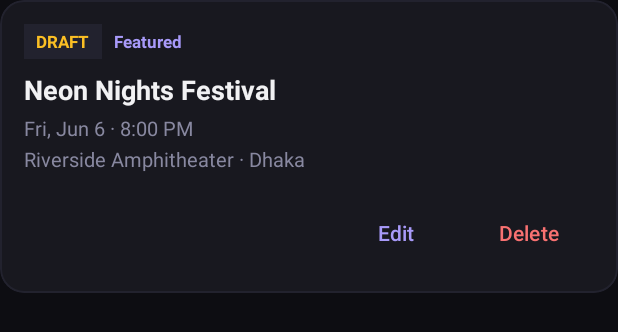
After one commit to Bayzeedsakib/eventbookingplatform, an Android app: the layout item_admin_event.xml on its own in the app's theme, with its tools: preview values and no code run, on a phone screen of 412 x 824 dp. The commit adds this screen. Shown: the top 332 px of the screen. Run offline under Robolectric (Android 15) with nearby library versions, the phone set to English and light mode, and no system bars.

Commit message:
Add layout files for ticket management, including dialog for QR code display and fragment for ticket overview; introduce drawable resources for UI elements and update navigation graph for admin event management in Event Booking Platform

```diff
--- /dev/null
+++ b/app/src/main/res/drawable/bg_header_image_scrim.xml
@@ -0,0 +1,4 @@
+<?xml version="1.0" encoding="utf-8"?>
+<shape xmlns:android="http://schemas.android.com/apk/res/android">
+    <solid android:color="#990D0D12" />
+</shape>
--- /dev/null
+++ b/app/src/main/res/layout/item_admin_event.xml
@@ -0,0 +1,103 @@
+<?xml version="1.0" encoding="utf-8"?>
+<com.google.android.material.card.MaterialCardView xmlns:android="http://schemas.android.com/apk/res/android"
+    xmlns:app="http://schemas.android.com/apk/res-auto"
+    xmlns:tools="http://schemas.android.com/tools"
+    android:layout_width="match_parent"
+    android:layout_height="wrap_content"
+    android:layout_marginBottom="@dimen/spacing_md"
+    app:cardBackgroundColor="@color/bg_surface"
+    app:cardCornerRadius="@dimen/corner_lg"
+    app:cardElevation="0dp"
+    app:strokeColor="@color/bg_elevated"
+    app:strokeWidth="1dp">
+
+    <LinearLayout
+        android:layout_width="match_parent"
+        android:layout_height="wrap_content"
+        android:orientation="vertical"
+        android:padding="@dimen/spacing_md">
+
+        <LinearLayout
+            android:layout_width="match_parent"
+            android:layout_height="wrap_content"
+            android:gravity="center_vertical"
+            android:orientation="horizontal">
+
+            <TextView
+                android:id="@+id/text_status"
+                android:layout_width="wrap_content"
+                android:layout_height="wrap_content"
+                android:background="@color/bg_elevated"
+                android:paddingHorizontal="@dimen/spacing_sm"
+                android:paddingVertical="@dimen/spacing_xs"
+                android:textColor="@color/warning"
+                android:textSize="11sp"
+                android:textStyle="bold"
+                tools:text="DRAFT" />
+
+            <TextView
+                android:id="@+id/text_featured"
+                android:layout_width="wrap_content"
+                android:layout_height="wrap_content"
+                android:layout_marginStart="@dimen/spacing_sm"
+                android:text="@string/event_featured_badge"
+                android:textColor="@color/primary_light"
+                android:textSize="11sp"
+                android:textStyle="bold"
+                android:visibility="gone"
+                tools:visibility="visible" />
+        </LinearLayout>
+
+        <TextView
+            android:id="@+id/text_title"
+            android:layout_width="match_parent"
+            android:layout_height="wrap_content"
+            android:layout_marginTop="@dimen/spacing_sm"
+            android:textColor="@color/text_primary"
+            android:textSize="18sp"
+            android:textStyle="bold"
+            tools:text="Neon Nights Festival" />
+
+        <TextView
+            android:id="@+id/text_meta"
+            android:layout_width="match_parent"
+            android:layout_height="wrap_content"
+            android:layout_marginTop="@dimen/spacing_xs"
+            android:textColor="@color/text_secondary"
+            android:textSize="13sp"
+            tools:text="Fri, Jun 6 · 8:00 PM" />
+
+        <TextView
+            android:id="@+id/text_location"
+            android:layout_width="match_parent"
+            android:layout_height="wrap_content"
+            android:layout_marginTop="2dp"
+            android:textColor="@color/text_secondary"
+            android:textSize="13sp"
+            tools:text="Riverside Amphitheater · Dhaka" />
+
+        <LinearLayout
+            android:layout_width="match_parent"
+            android:layout_height="wrap_content"
+            android:layout_marginTop="@dimen/spacing_md"
+            android:gravity="end"
+            android:orientation="horizontal">
+
+            <com.google.android.material.button.MaterialButton
+                android:id="@+id/button_edit"
+                style="@style/Widget.Material3.Button.TextButton"
+                android:layout_width="wrap_content"
+                android:layout_height="wrap_content"
+                android:text="@string/admin_action_edit"
+                android:textColor="@color/primary_light" />
+
+            <com.google.android.material.button.MaterialButton
+                android:id="@+id/button_delete"
+                style="@style/Widget.Material3.Button.TextButton"
+                android:layout_width="wrap_content"
+                android:layout_height="wrap_content"
+                android:text="@string/admin_action_delete"
+                android:textColor="@color/error" />
+        </LinearLayout>
+    </LinearLayout>
+</com.google.android.material.card.MaterialCardView>
```
Also changed, not shown: app/src/main/res/drawable/ic_add.xml (added, +9 -0 lines), app/src/main/res/layout/dialog_ticket_qr.xml (added, +59 -0 lines), app/src/main/res/layout/fragment_tickets.xml (added, +114 -0 lines), app/src/main/res/layout/item_event_preview.xml (+31 -4 lines), app/src/main/res/layout/item_event_upcoming.xml (+16 -3 lines), app/src/main/res/navigation/nav_graph.xml (+19 -1 lines), app/src/main/res/values/strings.xml (+54 -0 lines).
